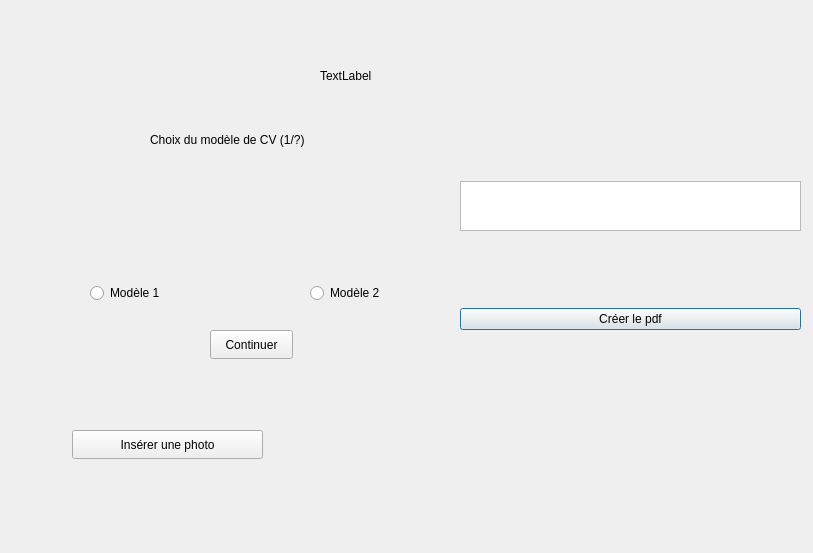
This is JobDocsCreator/cveditor.ui in elmirge7/JobDocsCreator as Qt 5 draws it before an edit. The edited form follows.
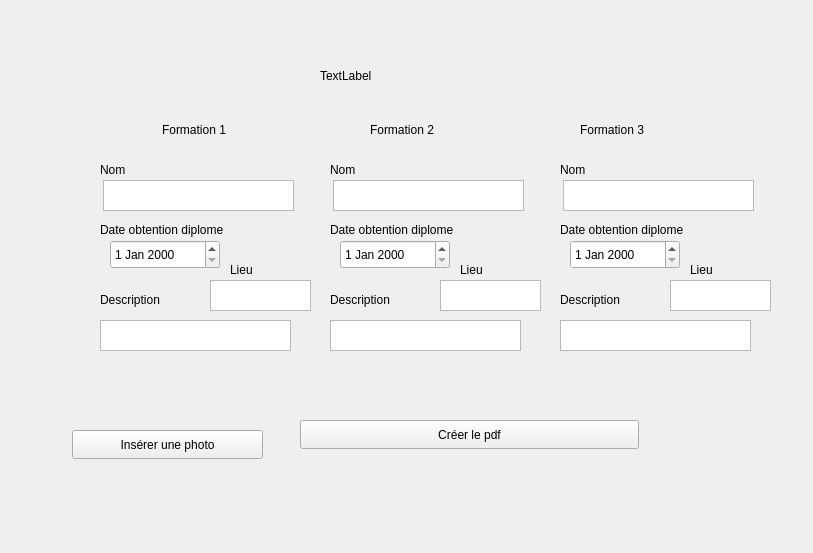
This is the edited form. The open tabs and pages were chosen to show the change.

Commit message: description and formation textEdit added

The edit to the form file:
```diff
--- a/JobDocsCreator/cveditor.ui
+++ b/JobDocsCreator/cveditor.ui
@@ -13,41 +13,12 @@
   <property name="windowTitle">
    <string>Dialog</string>
   </property>
-  <widget class="QWidget" name="verticalLayoutWidget">
-   <property name="geometry">
-    <rect>
-     <x>460</x>
-     <y>110</y>
-     <width>341</width>
-     <height>291</height>
-    </rect>
-   </property>
-   <layout class="QVBoxLayout" name="verticalLayout">
-    <item>
-     <widget class="QTextEdit" name="nameEdit">
-      <property name="maximumSize">
-       <size>
-        <width>16777215</width>
-        <height>50</height>
-       </size>
-      </property>
-     </widget>
-    </item>
-    <item>
-     <widget class="QPushButton" name="pdfButton">
-      <property name="text">
-       <string>Créer le pdf</string>
-      </property>
-     </widget>
-    </item>
-   </layout>
-  </widget>
   <widget class="QStackedWidget" name="stackedWidget">
    <property name="geometry">
     <rect>
-     <x>70</x>
+     <x>80</x>
      <y>110</y>
-     <width>371</width>
+     <width>701</width>
      <height>261</height>
     </rect>
    </property>
@@ -392,6 +363,374 @@
       </rect>
      </property>
     </widget>
+    <widget class="QPushButton" name="pushButton_6">
+     <property name="geometry">
+      <rect>
+       <x>140</x>
+       <y>200</y>
+       <width>83</width>
+       <height>29</height>
+      </rect>
+     </property>
+     <property name="text">
+      <string>Continuer</string>
+     </property>
+    </widget>
+   </widget>
+   <widget class="QWidget" name="page_desc">
+    <widget class="QLabel" name="label_8">
+     <property name="geometry">
+      <rect>
+       <x>142</x>
+       <y>30</y>
+       <width>81</width>
+       <height>20</height>
+      </rect>
+     </property>
+     <property name="text">
+      <string>Description</string>
+     </property>
+    </widget>
+    <widget class="QTextEdit" name="textEditDesc">
+     <property name="geometry">
+      <rect>
+       <x>20</x>
+       <y>60</y>
+       <width>321</width>
+       <height>161</height>
+      </rect>
+     </property>
+    </widget>
+    <widget class="QPushButton" name="pushButton_7">
+     <property name="geometry">
+      <rect>
+       <x>140</x>
+       <y>230</y>
+       <width>83</width>
+       <height>29</height>
+      </rect>
+     </property>
+     <property name="text">
+      <string>Continuer</string>
+     </property>
+    </widget>
+   </widget>
+   <widget class="QWidget" name="pageFormations">
+    <widget class="QLabel" name="label_9">
+     <property name="geometry">
+      <rect>
+       <x>82</x>
+       <y>10</y>
+       <width>141</width>
+       <height>20</height>
+      </rect>
+     </property>
+     <property name="text">
+      <string>Formation 1</string>
+     </property>
+    </widget>
+    <widget class="QLabel" name="label_10">
+     <property name="geometry">
+      <rect>
+       <x>290</x>
+       <y>10</y>
+       <width>141</width>
+       <height>20</height>
+      </rect>
+     </property>
+     <property name="text">
+      <string>Formation 2</string>
+     </property>
+    </widget>
+    <widget class="QLabel" name="label_11">
+     <property name="geometry">
+      <rect>
+       <x>500</x>
+       <y>10</y>
+       <width>141</width>
+       <height>20</height>
+      </rect>
+     </property>
+     <property name="text">
+      <string>Formation 3</string>
+     </property>
+    </widget>
+    <widget class="QLabel" name="label_12">
+     <property name="geometry">
+      <rect>
+       <x>20</x>
+       <y>50</y>
+       <width>41</width>
+       <height>20</height>
+      </rect>
+     </property>
+     <property name="text">
+      <string>Nom</string>
+     </property>
+    </widget>
+    <widget class="QLabel" name="label_13">
+     <property name="geometry">
+      <rect>
+       <x>20</x>
+       <y>110</y>
+       <width>181</width>
+       <height>20</height>
+      </rect>
+     </property>
+     <property name="text">
+      <string>Date obtention diplome</string>
+     </property>
+    </widget>
+    <widget class="QLabel" name="label_14">
+     <property name="geometry">
+      <rect>
+       <x>150</x>
+       <y>150</y>
+       <width>41</width>
+       <height>20</height>
+      </rect>
+     </property>
+     <property name="text">
+      <string>Lieu</string>
+     </property>
+    </widget>
+    <widget class="QLabel" name="label_15">
+     <property name="geometry">
+      <rect>
+       <x>20</x>
+       <y>180</y>
+       <width>101</width>
+       <height>20</height>
+      </rect>
+     </property>
+     <property name="text">
+      <string>Description</string>
+     </property>
+    </widget>
+    <widget class="QTextEdit" name="textEditNomDiplome">
+     <property name="geometry">
+      <rect>
+       <x>23</x>
+       <y>70</y>
+       <width>191</width>
+       <height>31</height>
+      </rect>
+     </property>
+    </widget>
+    <widget class="QTextEdit" name="textEditLieuDiplome">
+     <property name="geometry">
+      <rect>
+       <x>130</x>
+       <y>170</y>
+       <width>101</width>
+       <height>31</height>
+      </rect>
+     </property>
+    </widget>
+    <widget class="QTextEdit" name="textEditDescDiplome">
+     <property name="geometry">
+      <rect>
+       <x>20</x>
+       <y>210</y>
+       <width>191</width>
+       <height>31</height>
+      </rect>
+     </property>
+    </widget>
+    <widget class="QDateEdit" name="dateEditDiplome">
+     <property name="geometry">
+      <rect>
+       <x>30</x>
+       <y>130</y>
+       <width>110</width>
+       <height>29</height>
+      </rect>
+     </property>
+    </widget>
+    <widget class="QTextEdit" name="textEditDescDiplome_2">
+     <property name="geometry">
+      <rect>
+       <x>250</x>
+       <y>210</y>
+       <width>191</width>
+       <height>31</height>
+      </rect>
+     </property>
+    </widget>
+    <widget class="QTextEdit" name="textEditNomDiplome_2">
+     <property name="geometry">
+      <rect>
+       <x>253</x>
+       <y>70</y>
+       <width>191</width>
+       <height>31</height>
+      </rect>
+     </property>
+    </widget>
+    <widget class="QLabel" name="label_16">
+     <property name="geometry">
+      <rect>
+       <x>250</x>
+       <y>110</y>
+       <width>181</width>
+       <height>20</height>
+      </rect>
+     </property>
+     <property name="text">
+      <string>Date obtention diplome</string>
+     </property>
+    </widget>
+    <widget class="QLabel" name="label_17">
+     <property name="geometry">
+      <rect>
+       <x>250</x>
+       <y>180</y>
+       <width>101</width>
+       <height>20</height>
+      </rect>
+     </property>
+     <property name="text">
+      <string>Description</string>
+     </property>
+    </widget>
+    <widget class="QDateEdit" name="dateEditDiplome_2">
+     <property name="geometry">
+      <rect>
+       <x>260</x>
+       <y>130</y>
+       <width>110</width>
+       <height>29</height>
+      </rect>
+     </property>
+    </widget>
+    <widget class="QLabel" name="label_18">
+     <property name="geometry">
+      <rect>
+       <x>380</x>
+       <y>150</y>
+       <width>41</width>
+       <height>20</height>
+      </rect>
+     </property>
+     <property name="text">
+      <string>Lieu</string>
+     </property>
+    </widget>
+    <widget class="QLabel" name="label_19">
+     <property name="geometry">
+      <rect>
+       <x>250</x>
+       <y>50</y>
+       <width>41</width>
+       <height>20</height>
+      </rect>
+     </property>
+     <property name="text">
+      <string>Nom</string>
+     </property>
+    </widget>
+    <widget class="QTextEdit" name="textEditLieuDiplome_2">
+     <property name="geometry">
+      <rect>
+       <x>360</x>
+       <y>170</y>
+       <width>101</width>
+       <height>31</height>
+      </rect>
+     </property>
+    </widget>
+    <widget class="QTextEdit" name="textEditDescDiplome_3">
+     <property name="geometry">
+      <rect>
+       <x>480</x>
+       <y>210</y>
+       <width>191</width>
+       <height>31</height>
+      </rect>
+     </property>
+    </widget>
+    <widget class="QTextEdit" name="textEditNomDiplome_3">
+     <property name="geometry">
+      <rect>
+       <x>483</x>
+       <y>70</y>
+       <width>191</width>
+       <height>31</height>
+      </rect>
+     </property>
+    </widget>
+    <widget class="QLabel" name="label_20">
+     <property name="geometry">
+      <rect>
+       <x>480</x>
+       <y>110</y>
+       <width>181</width>
+       <height>20</height>
+      </rect>
+     </property>
+     <property name="text">
+      <string>Date obtention diplome</string>
+     </property>
+    </widget>
+    <widget class="QLabel" name="label_21">
+     <property name="geometry">
+      <rect>
+       <x>480</x>
+       <y>180</y>
+       <width>101</width>
+       <height>20</height>
+      </rect>
+     </property>
+     <property name="text">
+      <string>Description</string>
+     </property>
+    </widget>
+    <widget class="QDateEdit" name="dateEditDiplome_3">
+     <property name="geometry">
+      <rect>
+       <x>490</x>
+       <y>130</y>
+       <width>110</width>
+       <height>29</height>
+      </rect>
+     </property>
+    </widget>
+    <widget class="QLabel" name="label_22">
+     <property name="geometry">
+      <rect>
+       <x>610</x>
+       <y>150</y>
+       <width>41</width>
+       <height>20</height>
+      </rect>
+     </property>
+     <property name="text">
+      <string>Lieu</string>
+     </property>
+    </widget>
+    <widget class="QLabel" name="label_23">
+     <property name="geometry">
+      <rect>
+       <x>480</x>
+       <y>50</y>
+       <width>41</width>
+       <height>20</height>
+      </rect>
+     </property>
+     <property name="text">
+      <string>Nom</string>
+     </property>
+    </widget>
+    <widget class="QTextEdit" name="textEditLieuDiplome_3">
+     <property name="geometry">
+      <rect>
+       <x>590</x>
+       <y>170</y>
+       <width>101</width>
+       <height>31</height>
+      </rect>
+     </property>
+    </widget>
    </widget>
   </widget>
   <widget class="QPushButton" name="pushButton_5">
@@ -420,6 +759,19 @@
     <string>TextLabel</string>
    </property>
   </widget>
+  <widget class="QPushButton" name="pdfButton">
+   <property name="geometry">
+    <rect>
+     <x>300</x>
+     <y>420</y>
+     <width>339</width>
+     <height>29</height>
+    </rect>
+   </property>
+   <property name="text">
+    <string>Créer le pdf</string>
+   </property>
+  </widget>
  </widget>
  <resources/>
  <connections/>
```
The commit also changes 2 other files.
